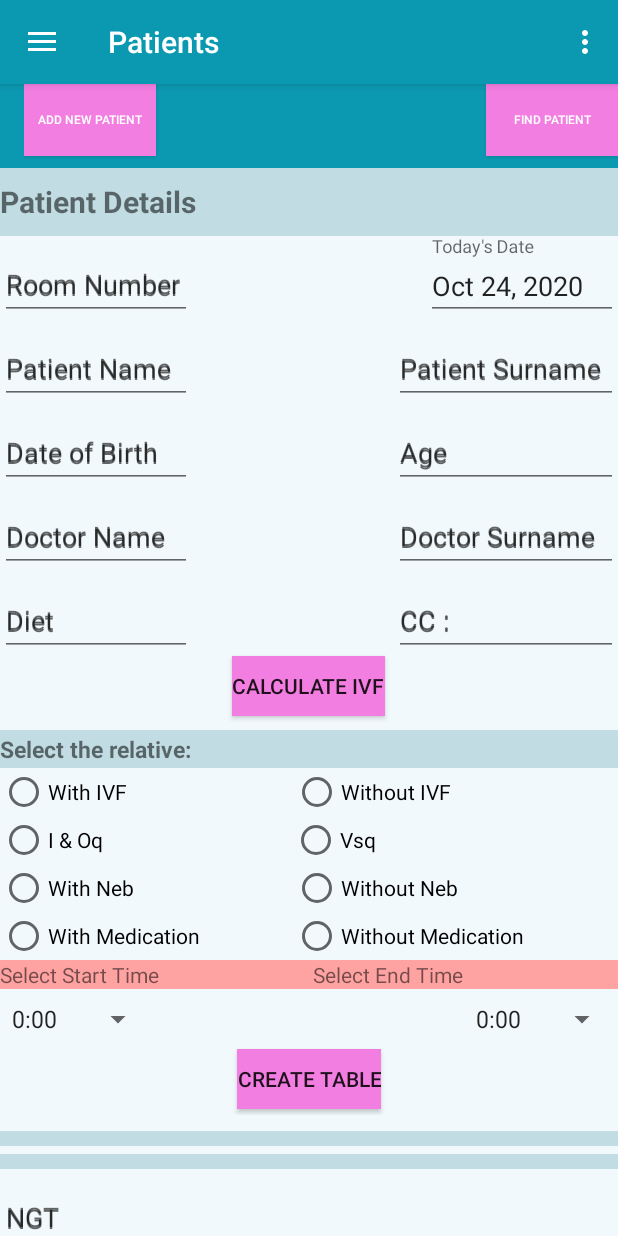
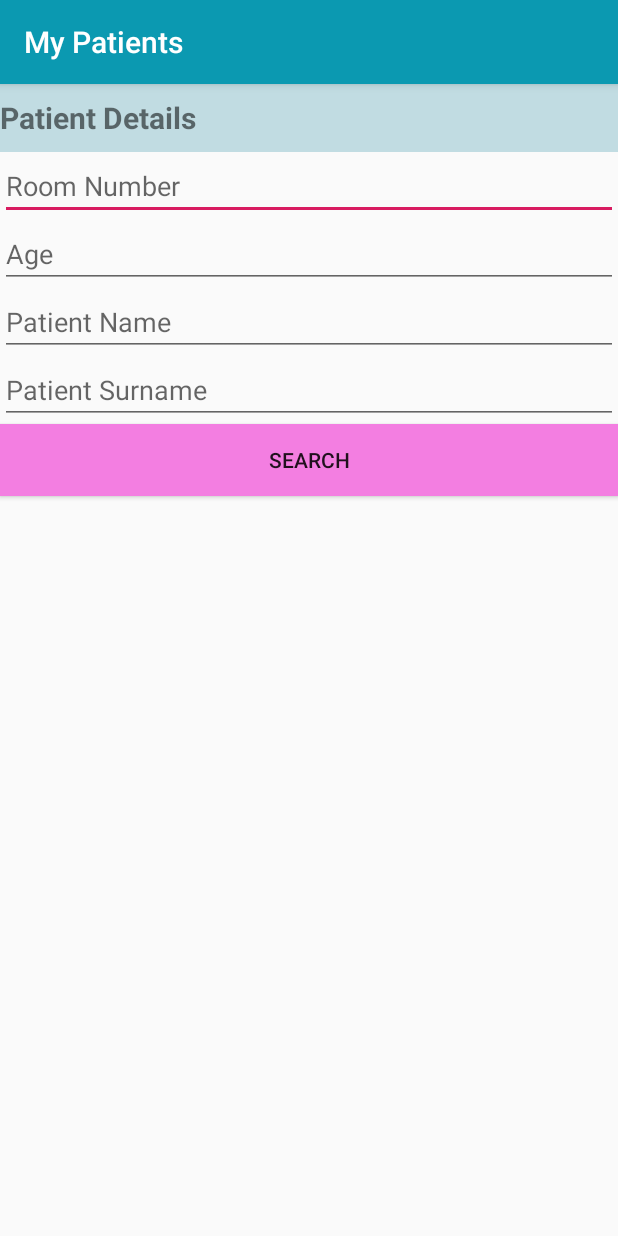
Before and after one commit to Marcell0805/My_Patients, an Android app: the screen it shows after launch (PatientsUiNav before the commit, PatientSearch after it), after a tap on "FIND PATIENT", on a phone screen of 412 x 824 dp. Run offline under Robolectric (Android 15) with nearby library versions, the phone set to English and light mode, and no system bars; our stand-ins replace navigation-ui; 1 statement that could not run was skipped; 1 other tap on this screen came first.

Commit message:
Search functionality is working and the data is being returned. Working on re-generating of the table after the data was returned.

```diff
--- a/app/src/main/AndroidManifest.xml
+++ b/app/src/main/AndroidManifest.xml
@@ -10,7 +10,8 @@
         android:supportsRtl="true"
         android:theme="@style/AppTheme"
         android:windowSoftInputMode="stateHidden">
-        <activity android:name=".Data.GetPatient"></activity>
+        <!--<activity android:name=".ListView"></activity>-->
+        <activity android:name=".PatientSearch" />
         <activity
             android:name=".ui.Ivf_Calculator"
             android:label="@string/title_activity_ivf__calculator"
--- /dev/null
+++ b/app/src/main/java/com/example/mypatients/FragmentArg.java
@@ -0,0 +1,5 @@
+package com.example.mypatients;
+
+public @interface FragmentArg {
+String PatientId="";
+}
--- /dev/null
+++ b/app/src/main/java/com/example/mypatients/PatientSearch.java
@@ -0,0 +1,125 @@
+package com.example.mypatients;
+
+import androidx.appcompat.app.AppCompatActivity;
+import androidx.fragment.app.Fragment;
+
+import android.app.FragmentManager;
+import android.app.FragmentTransaction;
+import android.content.Intent;
+import android.os.Bundle;
+import android.view.View;
+import android.widget.AdapterView;
+import android.widget.ArrayAdapter;
+import android.widget.Button;
+import android.widget.EditText;
+import android.widget.ListView;
+
+import com.example.mypatients.Data.DatabaseHelper;
+import com.example.mypatients.ui.home.HomeFragment;
+
+import java.util.ArrayList;
+import java.util.List;
+
+public class PatientSearch extends AppCompatActivity
+{
+
+    private EditText pName,pSname,pAge,dateOfBirthTxt,roomNumber;
+    private Button getSearchBtn,proceedBtn;
+    private ListView patientList;
+    private ArrayAdapter adapter;
+    @Override
+    protected void onCreate(Bundle savedInstanceState) {
+        super.onCreate(savedInstanceState);
+        setContentView(R.layout.activity_patient_search);
+        adapter= new ArrayAdapter(this,R.layout.activity_listview,R.id.viewPatients);
+        SetListeners();
+    }
+    private void SetListeners() {
+        getSearchBtn=findViewById(R.id.searchPatientBtn);
+        patientList=findViewById(R.id.patientListView);
+        pAge=findViewById(R.id.searchAge);
+        pName=findViewById(R.id.searchName);
+        roomNumber=findViewById(R.id.searchRoom);
+        pSname=findViewById(R.id.searchSurname);
+        getSearchBtn.setOnClickListener(new View.OnClickListener() {
+            @Override
+            public void onClick(View v) {
+                searchForPatient();
+            }
+        });
+        patientList.setAdapter(adapter);
+        patientList.setOnItemClickListener(listClick);
+    }
+    private AdapterView.OnItemClickListener listClick= new AdapterView.OnItemClickListener() {
+        @Override
+        public void onItemClick(AdapterView<?> parent, View view, int position, long id) {
+            String item=(String) patientList.getItemAtPosition(position);
+            item=item.replace('\n',':');
+            item=item.replace(" ","");
+            getSelectedPatient(item);
+        }
+    };
+
+    @Override
+    public void onBackPressed() {
+        super.onBackPressed();
+        //OpenHomeFragment("");
+    }
+
+    private void OpenHomeFragment(String id)
+    {
+
+        Bundle args = new Bundle();
+        args.putString("PatientId",id);
+        /*fr.setArguments(args);
+        getSupportFragmentManager().beginTransaction()
+                .add(R.id.homeLayout,fr).commit();*/
+
+        /*FragmentManager fm = getFragmentManager();
+        FragmentTransaction fragmentTransaction = fm.beginTransaction();
+        //fragmentTransaction.replace(R.layout.activity_patient_search, fr);
+        fragmentTransaction.commit();*/
+    }
+
+    private void getSelectedPatient(String patient)
+    {
+        String[] items= patient.split(":");
+        Bundle bundle = new Bundle();
+        bundle.putString("PatientId",items[9]);
+        Intent res= new Intent();
+        res.putExtra("PatientId",items[9]);
+        setResult(999,res);
+        finish();
+    }
+    private void searchForPatient()
+    {
+        DatabaseHelper helper= new DatabaseHelper(this);
+        helper.CreateSQLHelpers(this);
+        String[] searchIdList= new String[5];
+            searchIdList[0]=pName.getText().toString();
+            searchIdList[1]=pSname.getText().toString();
+            searchIdList[2]=pAge.getText().toString();
+            searchIdList[3]=roomNumber.getText().toString();
+        List<Object> items=helper.GetByPatientDetails(searchIdList);
+        int size=(items.size()/5);
+        String[][] splitL= new String[size][5];
+        int k=0;
+        for(int i=0;i<size;i++)
+        {
+            for(int c=0;c<5;c++)
+            {
+                splitL[i][c]= String.valueOf(items.get(k));
+                k++;
+            }
+        }
+        adapter= new ArrayAdapter(this,R.layout.activity_listview,R.id.viewPatients);
+        for (int list=0;list<splitL.length;list++)
+        {
+            adapter.add("Name : "+splitL[list][1]+"\nSurname : "+splitL[list][2]+" \nAge : "+splitL[list][3]+"\nRoom No : "+splitL[list][4]
+            +"\nPatient No : "+splitL[list][0]);
+        }
+
+        patientList.setAdapter(adapter);
+
+    }
+}
--- a/app/src/main/java/com/example/mypatients/ui/home/HomeFragment.java
+++ b/app/src/main/java/com/example/mypatients/ui/home/HomeFragment.java
@@ -29,9 +29,12 @@ import android.widget.Toast;
 import androidx.annotation.NonNull;
 import androidx.core.content.ContextCompat;
 import androidx.fragment.app.Fragment;
+import androidx.fragment.app.FragmentManager;
 import androidx.fragment.app.FragmentTransaction;
 
 import com.example.mypatients.Data.DatabaseHelper;
+import com.example.mypatients.FragmentArg;
+import com.example.mypatients.PatientSearch;
 import com.example.mypatients.PrinterClass;
 import com.example.mypatients.R;
 import com.example.mypatients.databinding.FragmentHomeBinding;
@@ -49,10 +52,11 @@ import java.util.GregorianCalendar;
 import java.util.List;
 import java.util.Locale;
 
-public class HomeFragment extends Fragment  {
-
+public class HomeFragment extends Fragment
+{
+    public  boolean activeCalled =false;
     private FragmentHomeBinding binding;
-    private Button printbtn,calcIvfBtn,genTimeBtn,saveBtn,loadBtn,addNewBtn;
+    private Button printbtn,calcIvfBtn,genTimeBtn,saveBtn,addNewBtn,searchBtn;
     private Spinner startTimeSpin,endTimeSpin;
     private EditText dateOfBirthTxt,roomTxt,dateNowTxt,pName,pSname,dName,dSname,dietTxt,ccTxt/*,intakeTxt,outTxt,stoolTxt,urineTxt,*/,ngtTxt;
     private TextView ageTxt;
@@ -61,6 +65,7 @@ public class HomeFragment extends Fragment  {
     private PrintManager printManager;
     private RadioButton ivfRadioBtn,vsqRadioBtn,nevRadioBtn,medRadioBtn,noIvfRadioBtn,noVsqRadioBtn,noNevRadioBtn,noMedRadioBtn;
     private RadioGroup ivfRadioGroup,vsqRadioGroup, nebRadioGroup,medRadioGroup;
+    public String id;
     private boolean addNewPressed=false;
 
     public View onCreateView(@NonNull LayoutInflater inflater,
@@ -69,6 +74,7 @@ public class HomeFragment extends Fragment  {
         View root = inflater.inflate(R.layout.fragment_home, container, false);
         binding=FragmentHomeBinding.inflate(inflater);
         SetListeners(root);
+        activeCalled=false;
         /*
         If Testing Uncomment below method
          */
@@ -82,10 +88,35 @@ public class HomeFragment extends Fragment  {
                 .getSystemService(root.getContext().PRINT_SERVICE);
         SetDefaultValues(root);
         TestData();
+        return root;
+    }
 
-        //Patient patient= new Patient();
-        //binding.setPatients(patient);
-        return root;
+    @Override
+    public void startActivityForResult(Intent intent, int requestCode)
+    {
+        super.startActivityForResult(intent, requestCode);
+    }
+
+    @Override
+    public void onActivityResult(int requestCode, int resultCode, Intent data) {
+        super.onActivityResult(requestCode, resultCode, data);
+        if(requestCode==999)
+        {
+            Bundle result= data.getExtras();
+            String a = result.getString("PatientId");
+            setPatientData(a);
+        }
+    }
+
+    @Override
+    public void onResume() {
+        super.onResume();
+    }
+
+    @Override
+    public void onPause() {
+        super.onPause();
+        activeCalled=true;
     }
 
     private void setTestValues()
@@ -115,9 +146,8 @@ public class HomeFragment extends Fragment  {
         calcIvfBtn= root.findViewById(R.id.ivfCalcBtn);
         genTimeBtn = root.findViewById(R.id.tableBtn);
         addNewBtn= root.findViewById(R.id.AddNewPatientBtn);
-        loadBtn= root.findViewById(R.id.GetPatientBtn);
+        searchBtn=root.findViewById(R.id.GetPatientBtn);
         //--------------------------------------------
-        dateOfBirthTxt= root.findViewById(R.id.dateBirthText);
         ageTxt=root.findViewById(R.id.ageText);
         //--------------------------------------------------
         //Tables
@@ -203,6 +233,12 @@ public class HomeFragment extends Fragment  {
                 showIvfCal(view);
             }
         });
+        searchBtn.setOnClickListener(new View.OnClickListener() {
+            @Override
+            public void onClick(View view) {
+                showSearch();
+            }
+        });
         genTimeBtn.setOnClickListener(new View.OnClickListener() {
             @Override
             public void onClick(View view) {
@@ -214,12 +250,6 @@ public class HomeFragment extends Fragment  {
             @Override
             public void onClick(View v) {
                 ResetUI();
-            }
-        });
-        loadBtn.setOnClickListener(new View.OnClickListener() {
-            @Override
-            public void onClick(View v) {
-
             }
         });
     }
@@ -320,6 +350,29 @@ public class HomeFragment extends Fragment  {
     {
         Intent ivfCalc= new Intent(getActivity(), Ivf_Calculator.class);
         getActivity().startActivity(ivfCalc);
+    }
+    private void showSearch()
+    {
+        Intent patientSearch= new Intent(getActivity(), PatientSearch.class);
+        startActivityForResult(patientSearch,999);
+    }
+    public void setPatientData(String id)
+    {
+        int aId=Integer.parseInt(id);
+        DatabaseHelper helper= new DatabaseHelper(curView.getContext());
+        helper.CreateSQLHelpers(curView.getContext());
+        List<Object> patientDetails=helper.GetByPatientId(aId);
+        List<Object> patientIntake=helper.GetPatientIntake(aId);
+        List<Object> patientTime=helper.GetPatientTime(aId);
+        String[] timeRange=patientTime.get(5).toString().split(" - ");
+        int sTime=Integer.parseInt(timeRange[0].replaceAll(":00",""));
+        int eTime=Integer.parseInt(timeRange[1].replaceAll(":00",""));
+
+        int rowsToGen=CalculateHours(sTime,eTime);
+        List<String> rowsTimeValue=MakeTimeList(rowsToGen,sTime,eTime);
+        GenerateTable(curView,rowsTimeValue,0,6,patientIntake);
+        GenerateTable(curView,rowsTimeValue,0,6,patientTime);
+
     }
 
     private void CalculateAge()
@@ -829,11 +882,11 @@ public class HomeFragment extends Fragment  {
         }
         int rowsToGen=CalculateHours(sTime,eTime);
         List<String> rowsTimeValue=MakeTimeList(rowsToGen,sTime,eTime);
-        GenerateTable(view,rowsTimeValue,0,6);
-        GenerateTable(view,rowsTimeValue,1,6);
+        GenerateTable(view,rowsTimeValue,0,6,null);
+        GenerateTable(view,rowsTimeValue,1,6,null);
     }
 
-    private void GenerateTable(View view,List<String>rowsTimeValue,int tablecount,int columnCount)
+    private void GenerateTable(View view,List<String>rowsTimeValue,int tablecount,int columnCount,List<Object>tblValues)
     {
         CheckIfRows(tablecount);
         ShapeDrawable sd = new ShapeDrawable();
@@ -845,6 +898,10 @@ public class HomeFragment extends Fragment  {
         TableRow[] rws=new TableRow[SizeWithHeading];
         TextView[] textView=new TextView[SizeWithHeading];
         EditText[] editTxt=new EditText[5];
+        int existDataSize=0;
+        if(tblValues!=null) {
+            existDataSize = tblValues.size();
+        }
 
         for (int i=0;i<SizeWithHeading;i++)
         {
@@ -870,7 +927,6 @@ public class HomeFragment extends Fragment  {
                 }
                 else
                 {
-
                     headTxt[1].setText(getResources().getString(R.string.urineInTblHead));
                     headTxt[2].setText(getResources().getString(R.string.urineOutTblHead));
                     headTxt[3].setText(getResources().getString(R.string.stoolInTblHead));
@@ -883,7 +939,6 @@ public class HomeFragment extends Fragment  {
                     rws[i].setGravity(Gravity.CENTER);
                     rws[i].addView(headTxt[h]);
                 }
-                //rws[i].setWeightSum(6);
                 switch ( tablecount)
                 {
                     case 0:
@@ -919,6 +974,10 @@ public class HomeFragment extends Fragment  {
                     editTxt[c].setInputType(InputType.TYPE_NUMBER_FLAG_DECIMAL);
                     editTxt[c].setHeight(150);
                     editTxt[c].setWidth(215);
+                    if(existDataSize>0)
+                    {
+                        editTxt[c].setText("");
+                    }
                     editTxt[c].setGravity(Gravity.CENTER);
                     if(c==1||c==3)
                         editTxt[c].setBackground(inputSd);
@@ -940,7 +999,6 @@ public class HomeFragment extends Fragment  {
                         break;
                     }
                 }
-
             }
         }
         genTimeBtn.setText("RECREATE TABLE");
@@ -1075,7 +1133,7 @@ public class HomeFragment extends Fragment  {
     }
     private void TestData()
     {
-        DatabaseHelper helper= new DatabaseHelper(curView.getContext());
+        /*DatabaseHelper helper= new DatabaseHelper(curView.getContext());
         helper.CreateSQLHelpers(curView.getContext());
         String[] searchIdList= new String[5];
         searchIdList[0]="Marcell";
@@ -1085,6 +1143,7 @@ public class HomeFragment extends Fragment  {
         String IdForUpdate=helper.GetPatientId(searchIdList,false);
         List<Object> items=helper.GetByPatientId(1);
         String Name= String.valueOf(items.get(1));
+        String LastName = String.valueOf(items.get(2));*/
     }
     private void UpdateData()
     {
--- /dev/null
+++ b/app/src/main/res/layout/activity_patient_search.xml
@@ -0,0 +1,89 @@
+<?xml version="1.0" encoding="utf-8"?>
+<androidx.constraintlayout.widget.ConstraintLayout xmlns:android="http://schemas.android.com/apk/res/android"
+    xmlns:app="http://schemas.android.com/apk/res-auto"
+    xmlns:tools="http://schemas.android.com/tools"
+    android:layout_width="match_parent"
+    android:layout_height="match_parent"
+    tools:context=".PatientSearch">
+    <LinearLayout
+        android:layout_width="match_parent"
+        android:layout_height="wrap_content"
+        android:orientation="vertical"
+        app:layout_constraintTop_toTopOf="@+id/spaceLayout"
+        android:id="@+id/searchLayout">
+
+        <TextView
+            android:id="@+id/headingView2"
+            android:layout_width="match_parent"
+            android:layout_height="@dimen/headingMain"
+            android:background="@color/Headings"
+            android:gravity="center_vertical"
+            android:text="@string/patient_heading"
+            android:textSize="@dimen/headMainTxtSize"
+            android:textStyle="bold" />
+
+        <EditText
+            android:id="@+id/searchRoom"
+            android:layout_width="match_parent"
+            android:layout_height="wrap_content"
+            android:ems="6"
+            android:hint="@string/roomNoTxt"
+            android:inputType="textPersonName|textCapSentences|textEmailAddress|textCapWords"
+            android:nextFocusRight="@id/nowDate" />
+
+        <EditText
+            android:id="@+id/searchAge"
+            android:layout_width="match_parent"
+            android:layout_height="wrap_content"
+            android:layout_gravity="end"
+            android:autofillHints=""
+            android:ems="7"
+            android:hint="@string/age"
+            android:inputType="number"
+            android:nextFocusDown="@id/doctorName" />
+
+        <EditText
+            android:id="@+id/searchName"
+            android:layout_width="match_parent"
+            android:layout_height="wrap_content"
+            android:layout_gravity="start"
+            android:autofillHints=""
+            android:ems="6"
+            android:hint="@string/pName"
+            android:inputType="textPersonName|textCapSentences"
+            android:nextFocusRight="@id/surnameText" />
+
+        <EditText
+            android:id="@+id/searchSurname"
+            android:layout_width="match_parent"
+            android:layout_height="wrap_content"
+            android:layout_gravity="end"
+            android:autofillHints=""
+            android:ems="7"
+            android:hint="@string/pSurname"
+            android:inputType="textPersonName"
+            android:nextFocusDown="@id/dateBirthText" />
+
+        <Button
+            android:id="@+id/searchPatientBtn"
+            android:layout_width="match_parent"
+            android:layout_height="wrap_content"
+            android:background="@color/MainBtnColor"
+            android:text="@string/searchBtn" />
+
+        <Space
+            android:id="@+id/spaceLayouts"
+            android:layout_width="match_parent"
+            android:layout_height="17dp"
+            android:layout_below="@+id/searchLayout"
+            android:background="@color/Headings" />
+
+        <ListView
+            android:id="@+id/patientListView"
+            android:layout_width="match_parent"
+            android:layout_height="wrap_content" />
+
+    </LinearLayout>
+
+
+</androidx.constraintlayout.widget.ConstraintLayout>
--- a/app/src/main/res/layout/fragment_home.xml
+++ b/app/src/main/res/layout/fragment_home.xml
@@ -14,6 +14,7 @@
             android:layout_height="wrap_content"
             android:orientation="vertical"
             android:focusable="true"
+            android:id="@+id/homeLayout"
             android:background="@color/appBgColor"
             android:focusableInTouchMode="true">
 
--- a/app/src/main/res/values/strings.xml
+++ b/app/src/main/res/values/strings.xml
@@ -28,6 +28,8 @@
     <string name="dietTxt">Diet</string>
     <string name="ccTxt">CC : </string>
     <string name="tableGenBtn">Create Table</string>
+    <string name="searchBtn">Search</string>
+    <string name="returnDetailsBtn">Okay</string>
     <string name="urineIntakeTxt">Urine Intake</string>
     <string name="urineOuttakeTxt">Urine Output</string>
     <string name="stoolIntakeTxt">Stool Intake</string>
@@ -101,4 +103,6 @@
     <string name="radioGroupHead">Select the relative:</string>
     <string name="nav_barSubHead">Welcome back!</string>
     <string name="dateNowTxt">Today\'s Date</string>
+    <!-- TODO: Remove or change this placeholder text -->
+    <string name="hello_blank_fragment">Hello blank fragment</string>
 </resources>
```
Also changed, not shown: app/src/main/java/com/example/mypatients/Data/DatabaseHelper.java (+163 -12 lines), app/src/main/java/com/example/mypatients/Data/GetPatient.java (deleted, +0 -16 lines), app/src/main/res/layout/activity_get_patient.xml (deleted, +0 -20 lines), app/src/main/res/layout/activity_listview.xml (added, +12 -0 lines).
